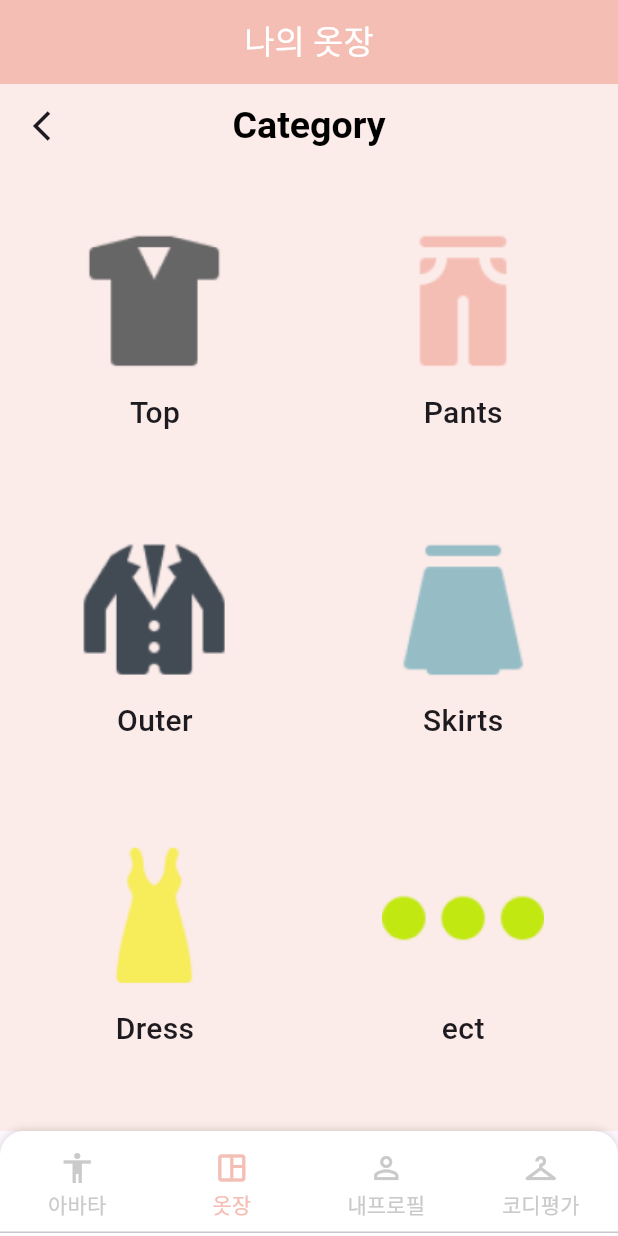
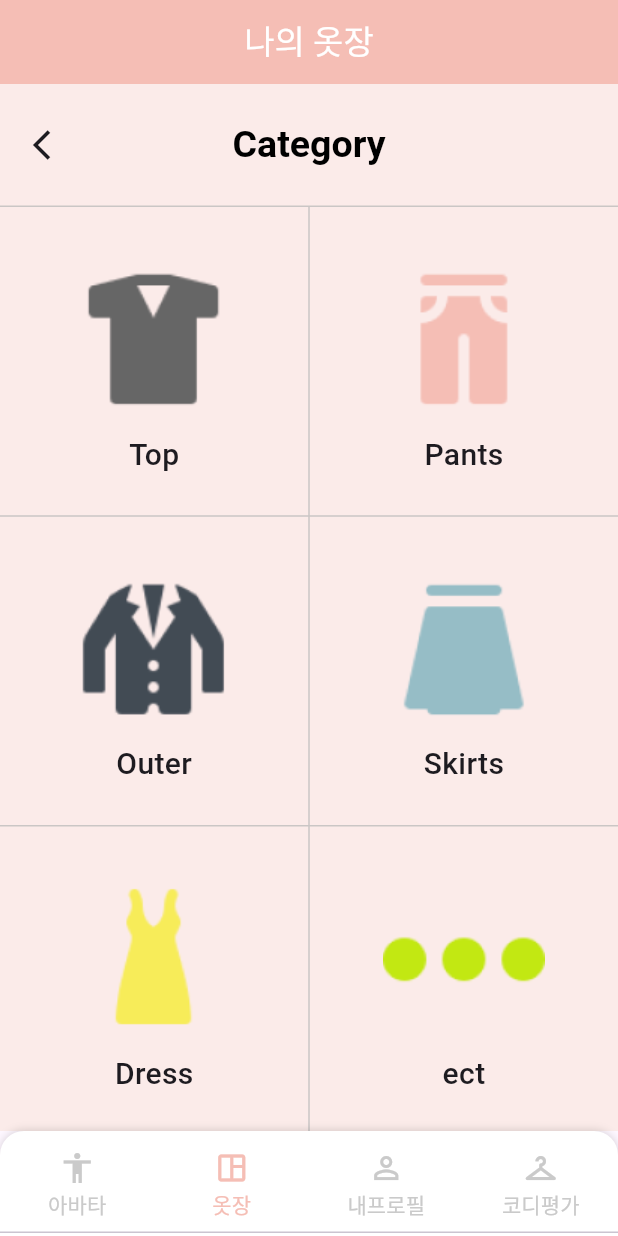
Before and after one commit to keystore2077/SSAFY_kkalong, a Flutter app: the screen it shows after launch, item 2 of the bottom bar chosen, on a phone screen of 412 x 824 dp. Run offline on Flutter 3.47's test engine with Material 3 defaults, Android fonts, the phone set to English and light mode, and no system bars; our stand-ins replace image_picker.

Commit message:
카테고리 선두께 조정

```diff
--- a/frontend/lib/category/category.dart
+++ b/frontend/lib/category/category.dart
@@ -34,7 +34,7 @@ class CategoryPageState extends State<CategoryPage> {
   @override
   Widget build(BuildContext context) {
     return Scaffold(
-      backgroundColor: const Color.fromARGB(255, 251, 235, 233),
+      backgroundColor: const Color.fromARGB(255, 202, 198, 197),
       body: CustomScrollView(
         slivers: <Widget>[
           const SliverAppBar(
@@ -81,7 +81,9 @@ class CategoryPageState extends State<CategoryPage> {
                 //     ],
                 //   ),
                 // ),
+
                 AppBar(
+                  toolbarHeight: 81,
                   leading: IconButton(
                     icon: const Icon(
                         Icons.arrow_back_ios_outlined), // 원하는 아이콘으로 변경할 수 있습니다.
@@ -103,13 +105,54 @@ class CategoryPageState extends State<CategoryPage> {
               ],
             ),
           ),
+          // SliverPadding(
+          //   padding: const EdgeInsets.fromLTRB(2, 2, 2, 1),
+          //   sliver: SliverGrid(
+          //     gridDelegate: const SliverGridDelegateWithFixedCrossAxisCount(
+          //       crossAxisCount: 2,
+          //       crossAxisSpacing: 2.0,
+          //       mainAxisSpacing: 2.0,
+          //     ),
+          //     delegate: SliverChildBuilderDelegate(
+          //       (BuildContext context, int index) {
+          //         final item = savecloset['list']?[index];
+          //         if (item == null) {
+          //           return const SizedBox(); // 빈 위젯 반환
+          //         }
+          //         return GestureDetector(
+          //           onTap: () {
+          //             // 클릭이벤트
+          //           },
+          //           child: Column(
+          //             mainAxisAlignment: MainAxisAlignment.center,
+          //             children: <Widget>[
+          //               Image.asset(
+          //                 item["image"] ?? "Assets/Image/logo.png",
+          //                 height: 120,
+          //                 width: 180,
+          //               ),
+          //               Text(
+          //                 item["name"] ?? "Unknown",
+          //                 style: const TextStyle(
+          //                   fontSize: 20,
+          //                   fontWeight: FontWeight.w500,
+          //                 ),
+          //               ),
+          //             ],
+          //           ),
+          //         );
+          //       },
+          //       childCount: savecloset['list']?.length ?? 0,
+          //     ),
+          //   ),
+          // ),
           SliverPadding(
-            padding: const EdgeInsets.fromLTRB(2, 2, 2, 1),
+            padding: const EdgeInsets.fromLTRB(0, 1, 0, 0),
             sliver: SliverGrid(
               gridDelegate: const SliverGridDelegateWithFixedCrossAxisCount(
                 crossAxisCount: 2,
-                crossAxisSpacing: 3.0,
-                mainAxisSpacing: 3.0,
+                crossAxisSpacing: 1.0,
+                mainAxisSpacing: 1.0,
               ),
               delegate: SliverChildBuilderDelegate(
                 (BuildContext context, int index) {
@@ -119,14 +162,17 @@ class CategoryPageState extends State<CategoryPage> {
                   }
                   return GestureDetector(
                     onTap: () {
-                      // 클릭이벤트
+                      // 클릭 이벤트
                     },
+                    child: Container(
+                      color: const Color.fromARGB(
+                          255, 251, 235, 233), // "점선"의 색상입니다.
                       child: Column(
                         mainAxisAlignment: MainAxisAlignment.center,
                         children: <Widget>[
                           Image.asset(
                             item["image"] ?? "Assets/Image/logo.png",
-                          height: 120,
+                            height: 125,
                             width: 180,
                           ),
                           Text(
@@ -138,6 +184,7 @@ class CategoryPageState extends State<CategoryPage> {
                           ),
                         ],
                       ),
+                    ),
                   );
                 },
                 childCount: savecloset['list']?.length ?? 0,
@@ -148,13 +195,4 @@ class CategoryPageState extends State<CategoryPage> {
       ),
     );
   }
-
-  void showSnackBar(BuildContext context, String text) {
-    final snackBar = SnackBar(
-      content: Text(text),
-      backgroundColor: const Color(0xFFF5BEB5),
-    );
-
-    // ScaffoldMessenger.of(context).showSnackBar(snackBar);
 }
-}
```
Lines whose indentation alone changed are shown as unchanged.
